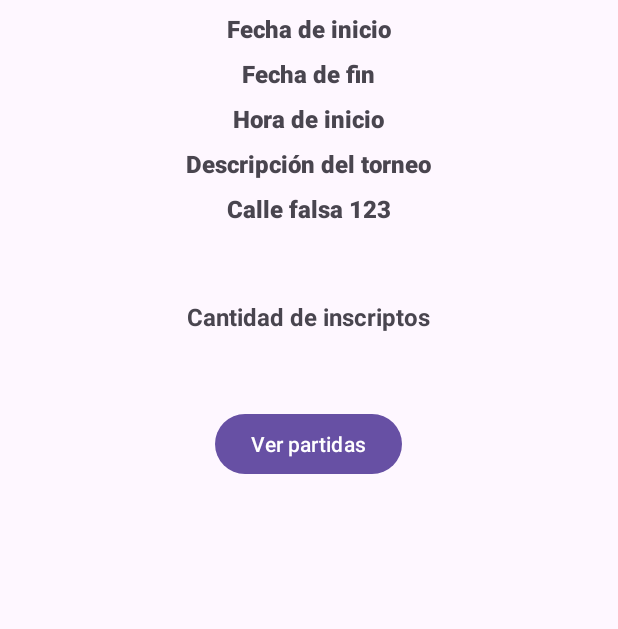
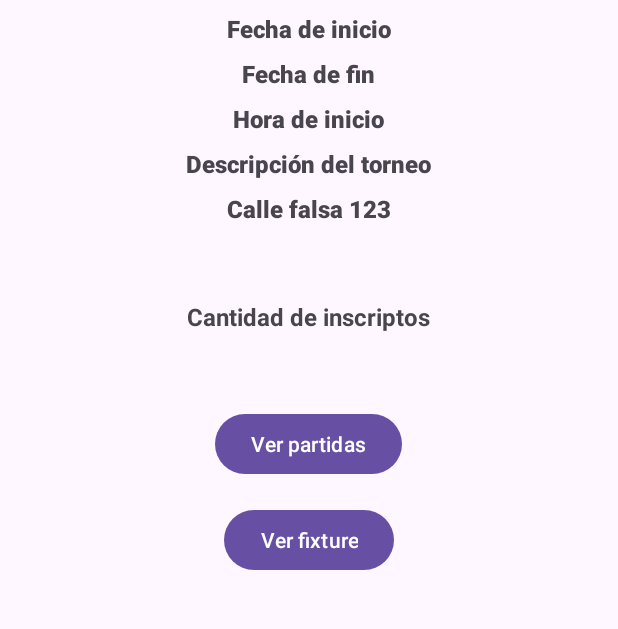
Before and after one commit to a256b/app-torneos-ajedrez, an Android app: the layout fragment_torneo_detalle.xml on its own in the app's theme, with its tools: preview values and no code run, on a phone screen of 412 x 824 dp, the part 583-1212 px from its top. Run offline under Robolectric (Android 15) with nearby library versions, the phone set to English and light mode, and no system bars.

Commit message:
feat: fixture wip

```diff
--- a/app/src/main/AndroidManifest.xml
+++ b/app/src/main/AndroidManifest.xml
@@ -46,6 +46,9 @@
             android:name=".MainActivity"
             android:exported="true"
             android:theme="@style/Theme.AppTorneosAjedrez.NoActionBar" />
+
+        <activity android:name=".ui.fixture.FixtureActivity" />
+
     </application>
 
 </manifest>
--- a/app/src/main/res/layout/fragment_torneo_detalle.xml
+++ b/app/src/main/res/layout/fragment_torneo_detalle.xml
@@ -97,5 +97,13 @@
             android:layout_gravity="center_horizontal"
             android:text="Ver partidas" />
 
+        <Button
+            android:id="@+id/btnVerFixture"
+            android:layout_width="wrap_content"
+            android:layout_height="wrap_content"
+            android:text="Ver fixture"
+            android:layout_gravity="center_horizontal"
+            android:layout_marginTop="16dp"/>
+
     </LinearLayout>
 </ScrollView>
```
Also changed, not shown: app/src/main/java/com/example/apptorneosajedrez/ui/fixture/FixtureActivity.kt (added, +21 -0 lines), app/src/main/java/com/example/apptorneosajedrez/ui/torneos/TorneoDetalleFragment.kt (+7 -2 lines), app/src/main/res/layout/activity_fixture.xml (added, +16 -0 lines).
